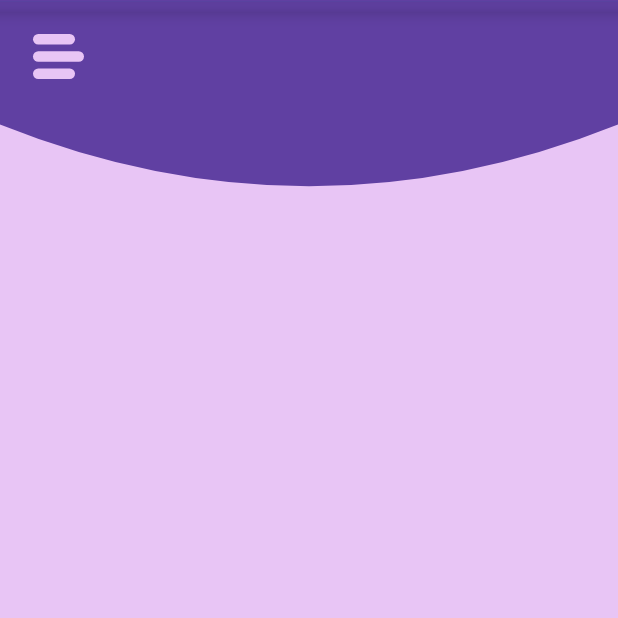
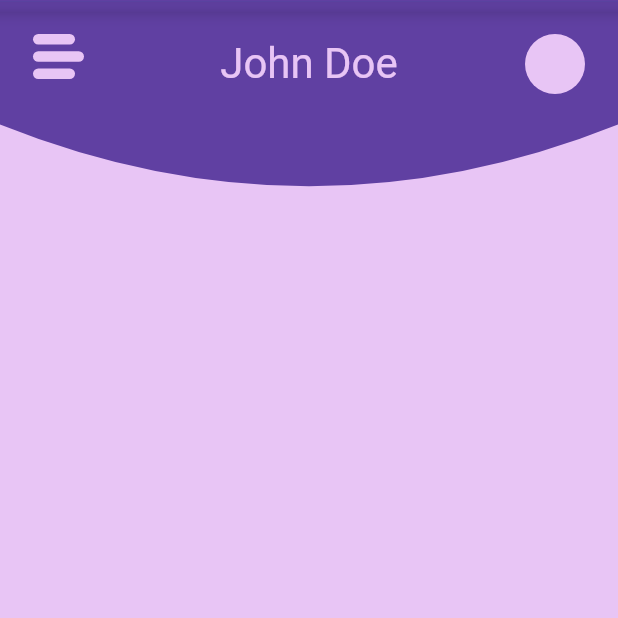
Before and after one commit to Axodus/FlutterAppTemplate01, a Flutter app: the screen it shows after launch, on a phone screen of 412 x 824 dp, the top half of it. Run offline on Flutter 3.47's test engine with Material 2 defaults, Android fonts, the phone set to English and light mode, and no system bars.

Commit message:
Added name variable, icon on home screen, edit icon on sidebar

```diff
--- /dev/null
+++ b/lib/components/globalVars.dart
@@ -0,0 +1 @@
+String fullName = "John Doe";
--- a/lib/components/sidebar.dart
+++ b/lib/components/sidebar.dart
@@ -1,4 +1,5 @@
 import 'package:FlutterAppTemplate01/components/colors.dart';
+import 'package:FlutterAppTemplate01/components/globalVars.dart';
 import 'package:flutter/material.dart';
 
 sidebar(context, function) {
@@ -30,9 +31,22 @@ sidebar(context, function) {
                   Row(
                     mainAxisAlignment: MainAxisAlignment.center,
                     children: [
-                      CircleAvatar(
-                        backgroundColor: primary,
-                        radius: 40,
+                      Stack(
+                        children: [
+                          CircleAvatar(
+                            backgroundColor: primary,
+                            radius: 40,
+                          ),
+                          Positioned(
+                            bottom: 10.0,
+                            left: 30,
+                            child: Icon(
+                              Icons.edit,
+                              size: 20.0,
+                              color: secondary,
+                            ),
+                          ),
+                        ],
                       )
                     ],
                   ),
@@ -41,7 +55,7 @@ sidebar(context, function) {
                     mainAxisAlignment: MainAxisAlignment.center,
                     children: [
                       Text(
-                        "John Doe",
+                        fullName,
                         style: TextStyle(
                           fontSize: 20,
                           color: Colors.grey[600]
--- a/lib/home.dart
+++ b/lib/home.dart
@@ -2,7 +2,9 @@ import 'package:FlutterAppTemplate01/components/colors.dart';
 import 'package:FlutterAppTemplate01/components/curvePainter.dart';
 import 'package:FlutterAppTemplate01/components/makeAppBar.dart';
 import 'package:FlutterAppTemplate01/components/sidebar.dart';
+import 'package:FlutterAppTemplate01/widgets/homeFolder/nameDisplay.dart';
 import 'package:FlutterAppTemplate01/widgets/homeFolder/openSidebar.dart';
+import 'package:FlutterAppTemplate01/widgets/homeFolder/pfpIcon.dart';
 import 'package:flutter/material.dart';
 
 class Home extends StatefulWidget {
@@ -31,6 +33,7 @@ class _HomeState extends State<Home> {
               size: MediaQuery.of(context).size,
               painter: CustomCurve(),
             ),
+            profilePicture(),
             AnimatedOpacity(
               opacity: _sidebar ? 1.0 : 0.0,
               duration: Duration(milliseconds: 300),
@@ -43,6 +46,7 @@ class _HomeState extends State<Home> {
                 child: _sidebar ? null : sidebarButton(sidebarToggle),
               ),
             ),
+            displayName(_sidebar),
           ],
         ),
         color: secondary,
--- /dev/null
+++ b/lib/widgets/homeFolder/nameDisplay.dart
@@ -0,0 +1,21 @@
+import 'package:FlutterAppTemplate01/components/colors.dart';
+import 'package:FlutterAppTemplate01/components/globalVars.dart';
+import 'package:flutter/material.dart';
+
+displayName(sidebar) {
+  return Container(
+    child: Padding(
+      padding: EdgeInsets.all(25.0),
+      child: Align(
+        alignment: Alignment.topCenter,
+        child: sidebar ? null : Text(
+          fullName,
+          style: TextStyle(
+            fontSize: 28,
+            color: secondary
+          ),
+        ),
+      ),
+    ),
+  );
+}
--- /dev/null
+++ b/lib/widgets/homeFolder/pfpIcon.dart
@@ -0,0 +1,15 @@
+import 'package:flutter/material.dart';
+import 'package:FlutterAppTemplate01/components/colors.dart';
+
+profilePicture(){
+  return Padding(
+    padding: EdgeInsets.all(22.0),
+    child: Align(
+      alignment: Alignment.topRight,
+      child: CircleAvatar(
+        backgroundColor: secondary,
+        radius: 20,
+      ),
+    ),
+  );
+}
```
